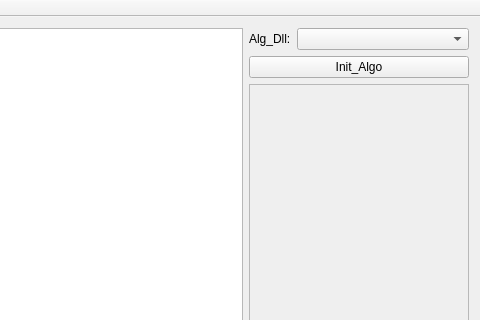
This is example-demo/algo_demo/algo_demo.ui in RICOH-PROGRAM/Standard_Inspect_Demo as Qt 5 draws it before an edit; both pictures show x 428 to 908 and y 0 to 320 of the 908 by 648 pixel window. The edited form follows.
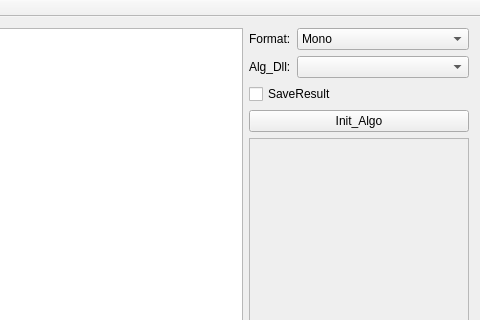
This is the edited form.

Commit message: feat: add new function on test demo

Diff of the .ui file:
```diff
--- a/example-demo/algo_demo/algo_demo.ui
+++ b/example-demo/algo_demo/algo_demo.ui
@@ -23,6 +23,45 @@
     </item>
     <item>
      <layout class="QVBoxLayout" name="verticalLayout">
+      <item>
+       <layout class="QHBoxLayout" name="horizontalLayout_3">
+        <item>
+         <widget class="QLabel" name="label_2">
+          <property name="text">
+           <string>Format:</string>
+          </property>
+         </widget>
+        </item>
+        <item>
+         <widget class="QComboBox" name="cb_Fromat">
+          <property name="sizePolicy">
+           <sizepolicy hsizetype="MinimumExpanding" vsizetype="Fixed">
+            <horstretch>0</horstretch>
+            <verstretch>0</verstretch>
+           </sizepolicy>
+          </property>
+          <property name="currentText">
+           <string>Mono</string>
+          </property>
+          <item>
+           <property name="text">
+            <string>Mono</string>
+           </property>
+          </item>
+          <item>
+           <property name="text">
+            <string>Color</string>
+           </property>
+          </item>
+          <item>
+           <property name="text">
+            <string>3Ddata</string>
+           </property>
+          </item>
+         </widget>
+        </item>
+       </layout>
+      </item>
       <item>
        <layout class="QHBoxLayout" name="horizontalLayout_2">
         <item>
@@ -44,6 +83,13 @@
         </item>
        </layout>
       </item>
+      <item>
+       <widget class="QCheckBox" name="cB_Save">
+        <property name="text">
+         <string>SaveResult</string>
+        </property>
+       </widget>
+      </item>
       <item>
        <widget class="QPushButton" name="pB_initAlgo">
         <property name="text">
```
Left out of the diff: 5 changed lines with no effect on the pictures. The commit also changes 2 other files.
